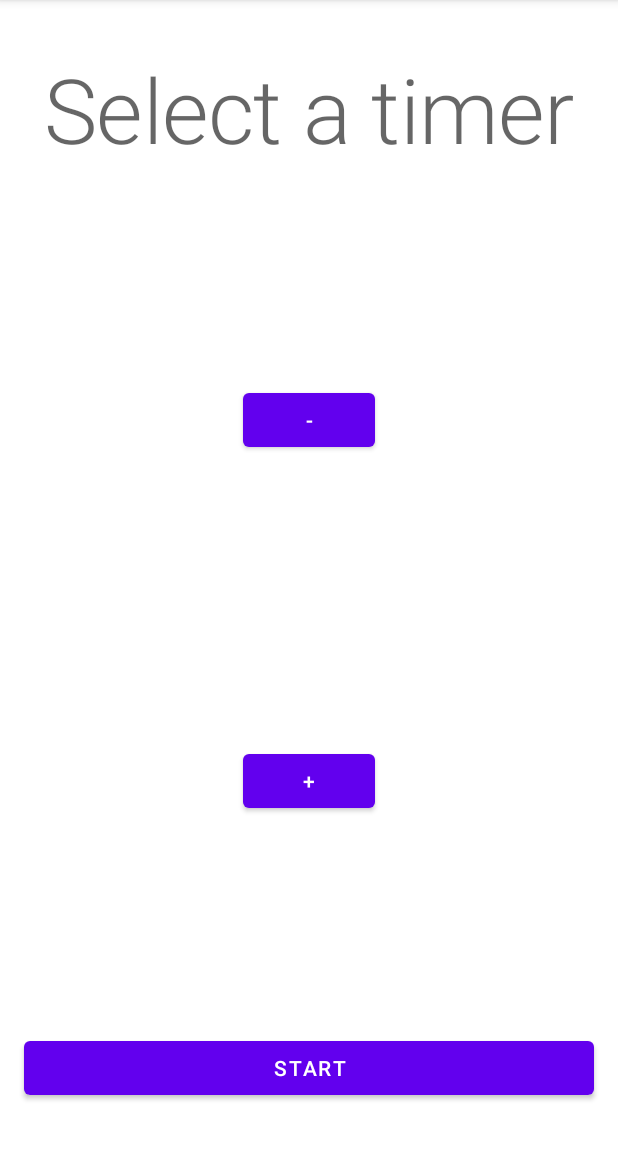
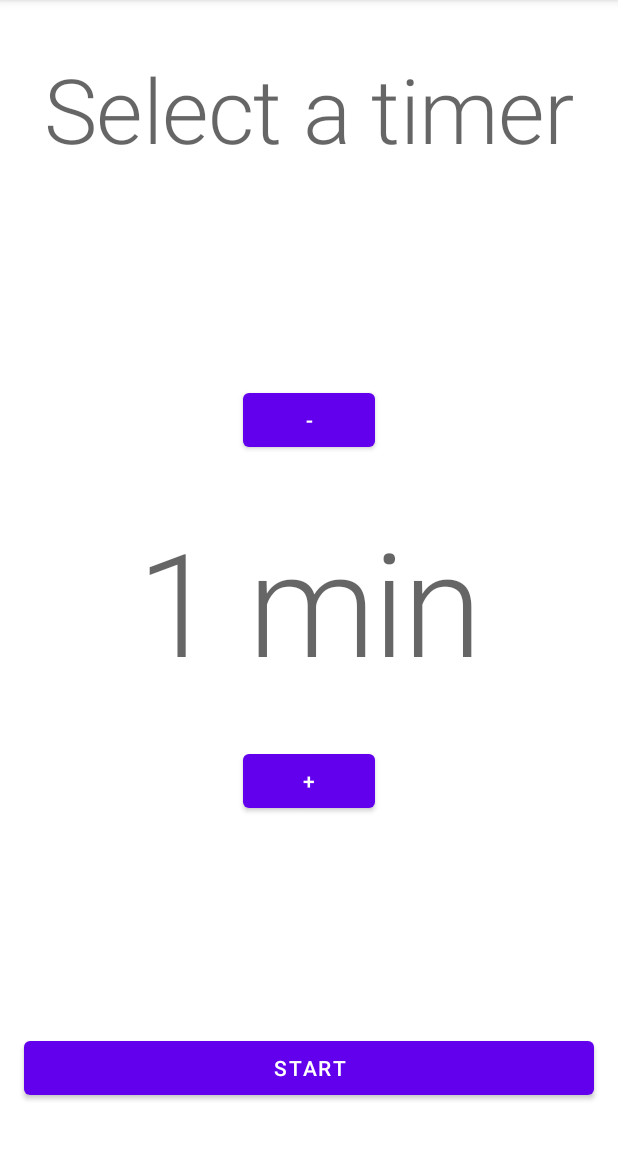
Before and after one commit to shubham08gupta/MatchingGame, an Android app: the screen it shows after launch (MainActivity), on a phone screen of 412 x 824 dp, the part 84-1236 px from its top. Run offline under Robolectric (Android 15) with nearby library versions, the phone set to English and light mode, and no system bars; our stand-ins replace Dagger/Hilt's generated code.

Commit message:
add logic to set a timer

```diff
--- a/app/src/main/java/com/brain/test/matching/game/ui/MainActivity.kt
+++ b/app/src/main/java/com/brain/test/matching/game/ui/MainActivity.kt
@@ -1,9 +1,11 @@
 package com.brain.test.matching.game.ui
 
+import android.os.Bundle
 import androidx.appcompat.app.AppCompatActivity
-import android.os.Bundle
 import com.brain.test.matching.game.R
+import dagger.hilt.android.AndroidEntryPoint
 
+@AndroidEntryPoint
 class MainActivity : AppCompatActivity() {
     override fun onCreate(savedInstanceState: Bundle?) {
         super.onCreate(savedInstanceState)
--- a/app/src/main/java/com/brain/test/matching/game/ui/config/ConfigurationFragment.kt
+++ b/app/src/main/java/com/brain/test/matching/game/ui/config/ConfigurationFragment.kt
@@ -1,23 +1,42 @@
 package com.brain.test.matching.game.ui.config
 
 import android.os.Bundle
-import android.view.LayoutInflater
 import android.view.View
-import android.view.ViewGroup
 import androidx.fragment.app.Fragment
+import androidx.fragment.app.viewModels
+import androidx.lifecycle.lifecycleScope
 import com.brain.test.matching.game.R
+import com.brain.test.matching.game.databinding.FragmentConfigurationBinding
+import dagger.hilt.android.AndroidEntryPoint
+import kotlinx.coroutines.flow.collectLatest
 
 /***
  * A fragment to do some initial configuration like selecting a timer
  */
-class ConfigurationFragment : Fragment() {
+@AndroidEntryPoint
+class ConfigurationFragment : Fragment(R.layout.fragment_configuration) {
 
-    override fun onCreateView(
-        inflater: LayoutInflater, container: ViewGroup?,
-        savedInstanceState: Bundle?
-    ): View? {
-        // Inflate the layout for this fragment
-        return inflater.inflate(R.layout.fragment_configuration, container, false)
+    private val viewModel: ConfigurationViewModel by viewModels()
+
+    override fun onViewCreated(view: View, savedInstanceState: Bundle?) {
+        super.onViewCreated(view, savedInstanceState)
+        val binding = FragmentConfigurationBinding.bind(view)
+        binding.apply {
+            btnMinus.setOnClickListener {
+                viewModel.decreaseTimer()
+            }
+            btnPlus.setOnClickListener {
+                viewModel.increaseTimer()
+            }
+            btnStart.setOnClickListener {
+
+            }
+        }
+        viewLifecycleOwner.lifecycleScope.launchWhenStarted {
+            viewModel.timerStateFlow.collectLatest { timerValue ->
+                binding.tvTime.text = "$timerValue".plus(" min")
+            }
+        }
     }
 
 }
--- /dev/null
+++ b/app/src/main/java/com/brain/test/matching/game/ui/config/ConfigurationViewModel.kt
@@ -0,0 +1,20 @@
+package com.brain.test.matching.game.ui.config
+
+import androidx.lifecycle.ViewModel
+import kotlinx.coroutines.flow.MutableStateFlow
+import kotlinx.coroutines.flow.StateFlow
+
+class ConfigurationViewModel : ViewModel() {
+
+    private val _timerStateFlow = MutableStateFlow(1)
+    val timerStateFlow: StateFlow<Int> get() = _timerStateFlow
+
+    fun increaseTimer() {
+        _timerStateFlow.value = _timerStateFlow.value + 1
+    }
+
+    fun decreaseTimer() {
+        if (_timerStateFlow.value > 1)
+            _timerStateFlow.value = _timerStateFlow.value - 1
+    }
+}
--- a/app/src/main/res/layout/fragment_configuration.xml
+++ b/app/src/main/res/layout/fragment_configuration.xml
@@ -24,7 +24,7 @@
         android:layout_width="wrap_content"
         android:layout_height="wrap_content"
         android:text="@string/action_decrease_time"
-        app:layout_constraintBottom_toTopOf="@+id/btnTime"
+        app:layout_constraintBottom_toTopOf="@+id/tvTime"
         app:layout_constraintEnd_toEndOf="parent"
         app:layout_constraintHorizontal_bias="0.5"
         app:layout_constraintStart_toStartOf="parent"
@@ -32,7 +32,7 @@
         app:layout_constraintVertical_chainStyle="packed" />
 
     <TextView
-        android:id="@+id/btnTime"
+        android:id="@+id/tvTime"
         android:layout_width="wrap_content"
         android:layout_height="wrap_content"
         android:layout_marginTop="32dp"
@@ -55,7 +55,7 @@
         app:layout_constraintEnd_toEndOf="parent"
         app:layout_constraintHorizontal_bias="0.5"
         app:layout_constraintStart_toStartOf="parent"
-        app:layout_constraintTop_toBottomOf="@+id/btnTime"
+        app:layout_constraintTop_toBottomOf="@+id/tvTime"
         app:layout_constraintVertical_chainStyle="packed" />
 
     <Button
```
